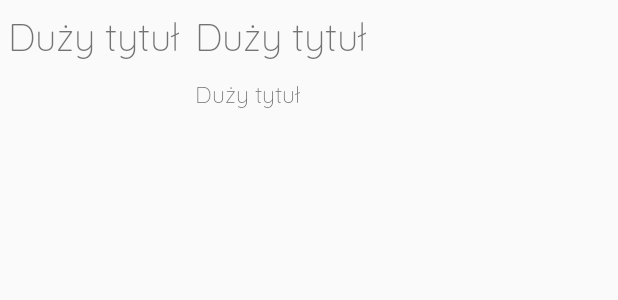
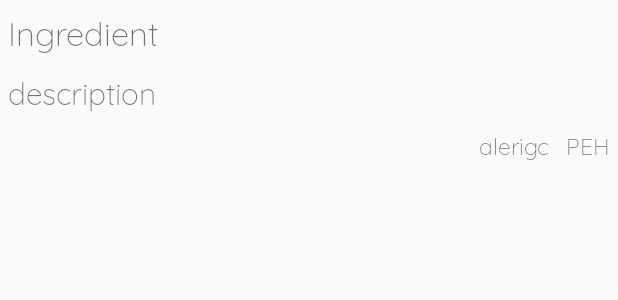
Before and after one commit to bogumilawalendziak/HairApp, an Android app: the layout item_listview.xml on its own in the app's theme, with its tools: preview values and no code run, on a phone screen of 412 x 824 dp. Shown: the top 300 px of the screen. Run offline under Robolectric (Android 15) with nearby library versions, the phone set to English and light mode, and no system bars.

```diff
--- a/app/src/main/java/com/example/haircare/scanner/DB_Helper.kt
+++ b/app/src/main/java/com/example/haircare/scanner/DB_Helper.kt
@@ -78,7 +78,7 @@ class DB_Helper(private val context: Context) : SQLiteOpenHelper(context, dbName
         val ingredient = "\'" + nameField.trim() + "\'"
         println(ingredient)
         val selectQuery = "SELECT * FROM $TABLE_NAME WHERE $COL_NAME =$ingredient"
-        var cursor: Cursor? = null
+        var cursor: Cursor?
 
         try {
             cursor = dataBase?.rawQuery(selectQuery, null)
@@ -93,7 +93,7 @@ class DB_Helper(private val context: Context) : SQLiteOpenHelper(context, dbName
         var name: String
         var description: String
 
-        if (cursor != null && cursor.getCount() > 0) {
+        if (cursor != null && cursor.count > 0) {
             id = cursor.getInt(cursor.getColumnIndex(COL_ID))
             name = cursor.getString(cursor.getColumnIndex(COL_NAME))
             description = cursor.getString(cursor.getColumnIndex(COL_DESCRIPTION))
--- a/app/src/main/java/com/example/haircare/scanner/MyAdapter.kt
+++ b/app/src/main/java/com/example/haircare/scanner/MyAdapter.kt
@@ -21,12 +21,12 @@ class MyAdapter(context: Context, data: MutableList<Ingredients>, var resources:
     }
 
     override fun getItem(position: Int): Any {
-        println(mydata[position])
+
         return mydata[position]
     }
 
     override fun getItemId(position: Int): Long {
-        println(position.toLong())
+
         return position.toLong()
     }
 
@@ -36,7 +36,7 @@ class MyAdapter(context: Context, data: MutableList<Ingredients>, var resources:
 
         val il_name: TextView = view.findViewById(R.id.il_name)
         val il_description: TextView = view.findViewById(R.id.il_description)
-        val il_description2: TextView = view.findViewById(R.id.il_description2)
+        val il_PEH: TextView = view.findViewById(R.id.il_PEH)
 
         il_name.text = mydata[position].name
         println(mydata[position].name)
--- a/app/src/main/res/layout/item_listview.xml
+++ b/app/src/main/res/layout/item_listview.xml
@@ -3,32 +3,42 @@
         xmlns:android="http://schemas.android.com/apk/res/android"
         android:layout_width="match_parent"
         android:layout_height="match_parent"
-        android:orientation="horizontal">
+        android:orientation="vertical">
     <TextView android:layout_width="wrap_content"
               android:layout_height="wrap_content"
               android:id="@+id/il_name"
-              android:textSize="25dp"
-              android:text="Duży tytuł"
+              android:textSize="22sp"
+              android:text="Ingredient"
+              android:padding="5dp"
+    />
+
+    <TextView android:layout_width="wrap_content"
+              android:layout_height="wrap_content"
+              android:id="@+id/il_description"
+              android:textSize="20sp"
+              android:text="description"
               android:padding="5dp"
     />
     <LinearLayout
-            android:layout_width="wrap_content"
+            android:layout_width="match_parent"
             android:layout_height="wrap_content"
-            android:orientation="vertical">
+            android:orientation="horizontal"
+            android:gravity="right"
+    >
     <TextView android:layout_width="wrap_content"
               android:layout_height="wrap_content"
-              android:id="@+id/il_description"
-              android:textSize="25dp"
-              android:text="Duży tytuł"
+              android:id="@+id/il_alergic"
+              android:textSize="15sp"
+              android:text="alerigc"
               android:padding="5dp"
     />
-    <TextView android:layout_width="wrap_content"
-              android:layout_height="wrap_content"
-              android:id="@+id/il_description2"
-              android:textSize="15dp"
-              android:text="Duży tytuł"
-              android:padding="5dp"
-    />
+        <TextView android:layout_width="wrap_content"
+                  android:layout_height="wrap_content"
+                  android:id="@+id/il_PEH"
+                  android:textSize="15sp"
+                  android:text="PEH"
+                  android:padding="5dp"
+        />
     </LinearLayout>
 
 </LinearLayout>
--- a/app/src/main/res/menu/menu_details.xml
+++ b/app/src/main/res/menu/menu_details.xml
@@ -1,11 +1,12 @@
 <?xml version="1.0" encoding="utf-8"?>
-<menu xmlns:android="http://schemas.android.com/apk/res/android" xmlns:app="http://schemas.android.com/apk/res-auto">
+<menu xmlns:android="http://schemas.android.com/apk/res/android">
     <group android:checkableBehavior="single">
 
         <item
                 android:id="@+id/btn_hair"
                 android:title="włosy"
                 android:icon="@drawable/plans"
+
         >
 
         </item>
```
Also changed, not shown: app/src/main/java/com/example/haircare/scanner/Scanner.kt (+10 -8 lines), app/src/main/res/layout/activity_main.xml (+6 -1 lines), app/src/main/assets/databases/db_cosmetics.db. Lines whose indentation alone changed are shown as unchanged.
